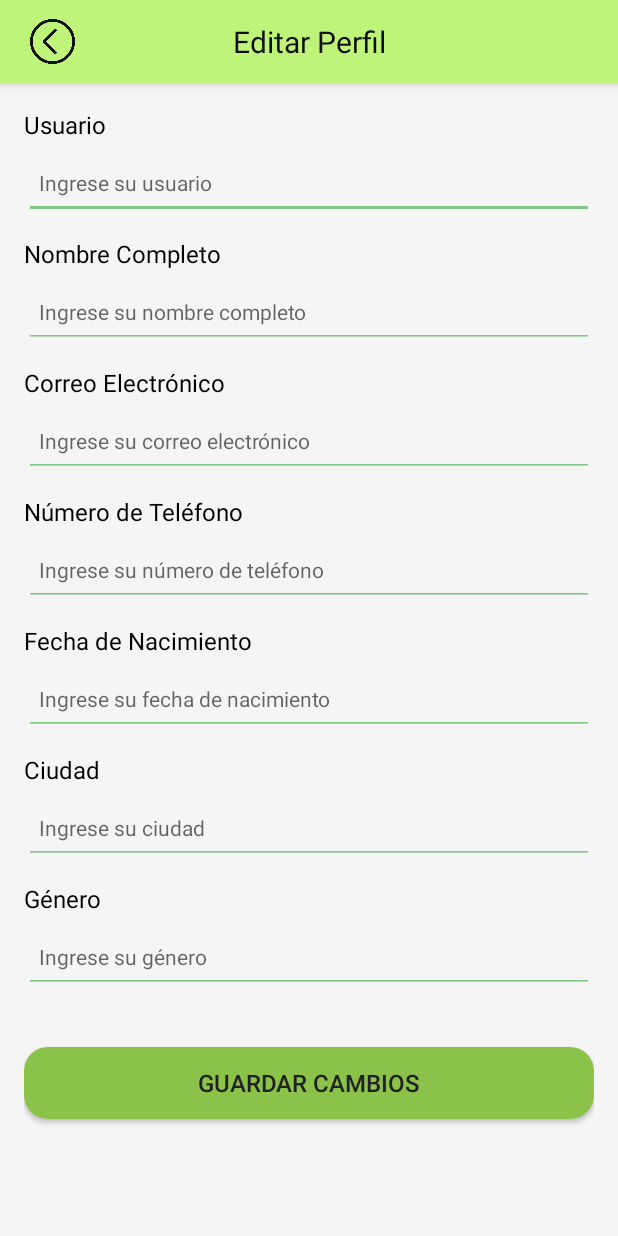
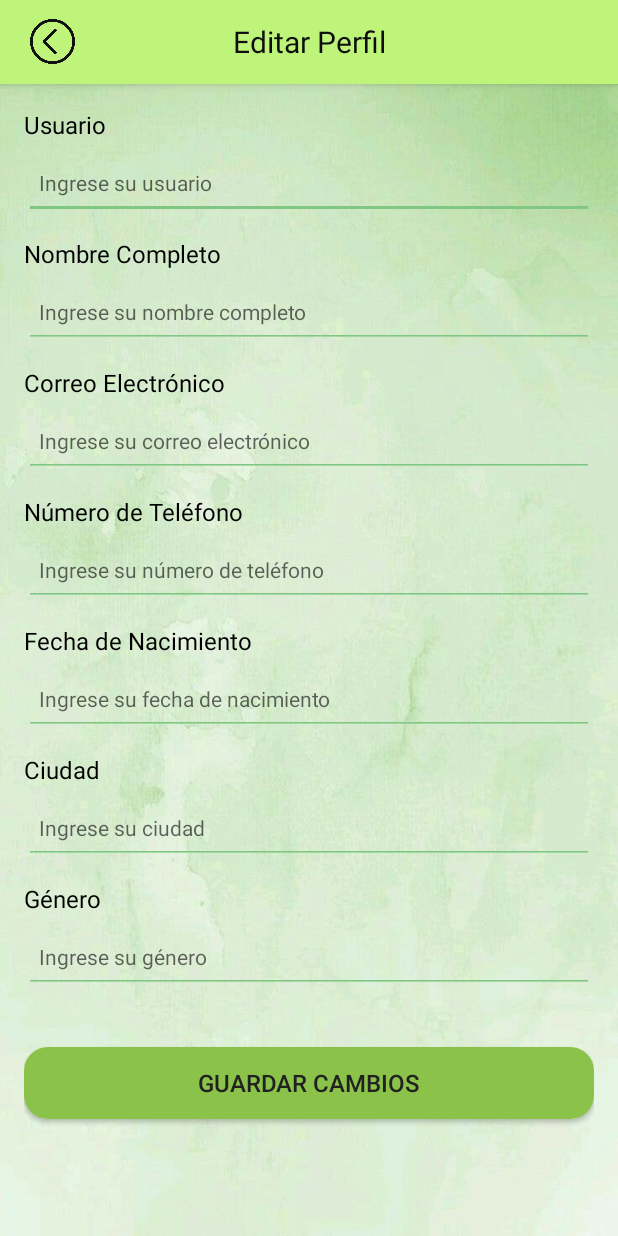
Before and after one commit to Nieve2205/ProyectoFinal, an Android app built with Jetpack Compose: the EditProfileActivity screen opened directly, with no data from a screen before it, on a phone screen of 412 x 824 dp. Run offline under Robolectric (Android 15) with nearby library versions, the phone set to English and light mode, and no system bars; our stand-ins replace Firebase (no records; nobody signed in at launch, a user with empty details on screens opened directly).

Commit message:
cambio de fondo

```diff
--- a/app/src/main/res/layout/activity_edit_profile.xml
+++ b/app/src/main/res/layout/activity_edit_profile.xml
@@ -3,7 +3,7 @@
     android:layout_width="match_parent"
     android:layout_height="match_parent"
     android:orientation="vertical"
-    android:background="#F5F5F5">
+    android:background="@drawable/fondo3">
 
     <!-- Barra Superior -->
     <androidx.appcompat.widget.Toolbar
```
Also changed, not shown: app/src/main/res/drawable-nodpi/fondo1.jpg (added), app/src/main/res/drawable-nodpi/fondo2.jpg (added), app/src/main/res/drawable-nodpi/fondo3.jpg (added).
